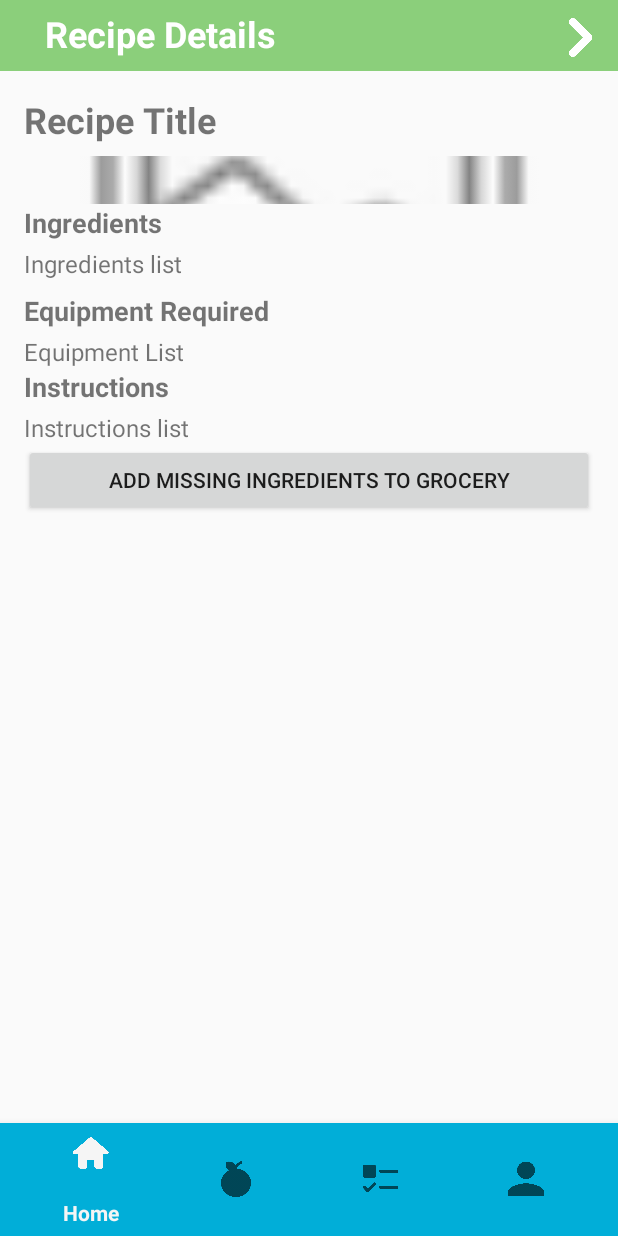
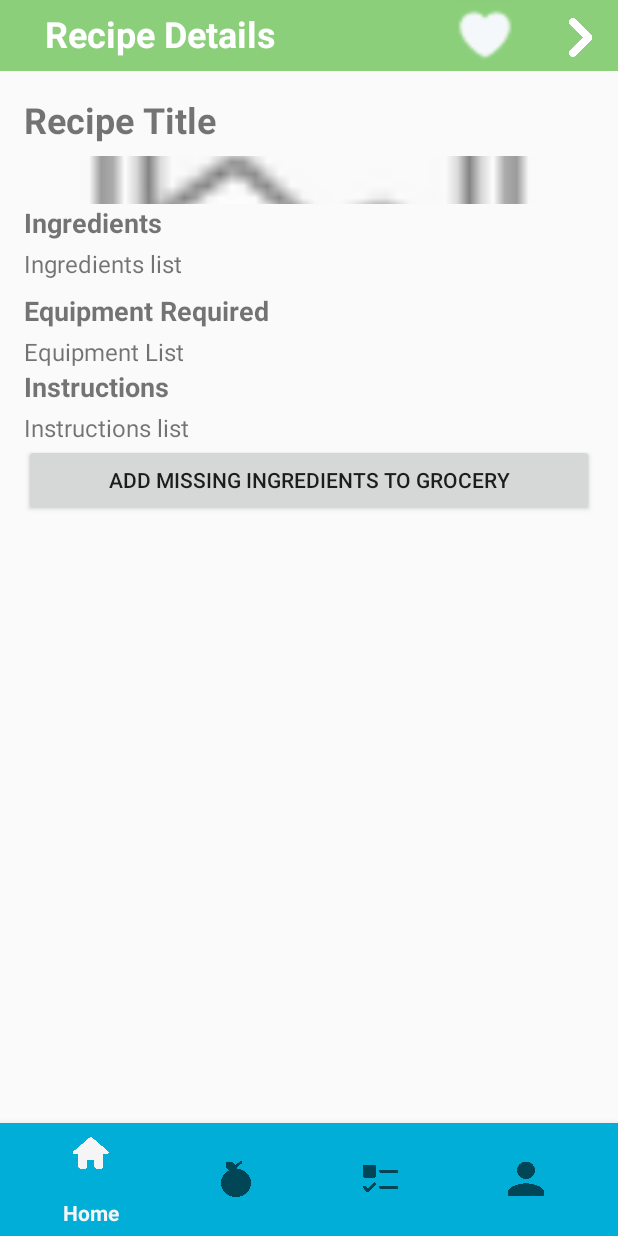
Before and after one commit to hunainadhi/Foodification-app, an Android app: the fragment RecipeDetailFragment placed in its activity, on a phone screen of 412 x 824 dp. Run offline under Robolectric (Android 15) with nearby library versions, the phone set to English and light mode, and no system bars; our stand-ins replace Firebase (no records; nobody signed in at launch, a user with empty details on screens opened directly), Volley; network calls fail.

Commit message:
Added Recipe saved to favourites feature

```diff
--- a/app/src/main/res/layout/activity_recipe_detail.xml
+++ b/app/src/main/res/layout/activity_recipe_detail.xml
@@ -14,6 +14,15 @@
         android:background="#8BCF7B"
         android:layout_marginStart="0dp"></View>
 
+    <Button
+        android:id="@+id/favButton"
+        android:layout_width="45dp"
+        android:layout_height="45dp"
+        android:layout_alignParentTop="true"
+        android:layout_toLeftOf="@id/backButton"
+        android:layout_marginStart="16dp"
+        android:background="@drawable/heart"
+        tools:ignore="SpeakableTextPresentCheck" />
     <Button
         android:id="@+id/backButton"
         android:layout_width="50dp"
```
Also changed, not shown: app/src/main/java/com/example/foodification/RecipeDetailFragment.java (+59 -2 lines), app/src/main/java/com/example/foodification/RecipePageFragment.java (+5 -5 lines), app/src/main/java/com/example/foodification/UserInfoFragment.java (+50 -0 lines).
